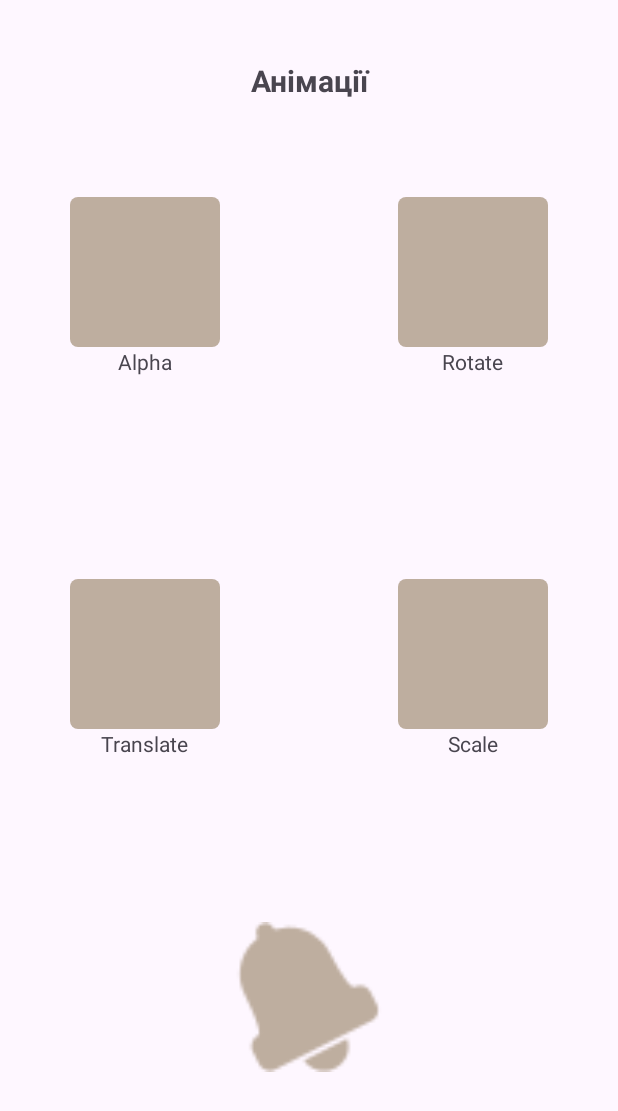
After one commit to AceWhale/Android-Activity, an Android app: the AnimActivity screen opened directly, with no data from a screen before it, on a phone screen of 412 x 824 dp. The commit adds this screen. Shown: the top 1111 px of the screen. Run offline under Robolectric (Android 15) with nearby library versions, the phone set to English and light mode, and no system bars.

Commit message:
Added animtaion

```diff
--- a/app/src/main/AndroidManifest.xml
+++ b/app/src/main/AndroidManifest.xml
@@ -12,6 +12,9 @@
         android:supportsRtl="true"
         android:theme="@style/Theme.Android212"
         tools:targetApi="31">
+        <activity
+            android:name=".AnimActivity"
+            android:exported="false" />
         <activity
             android:name=".GameActivity"
             android:exported="false" />
--- /dev/null
+++ b/app/src/main/java/itstep/learning/android_212/AnimActivity.java
@@ -0,0 +1,66 @@
+package itstep.learning.android_212;
+
+import android.os.Bundle;
+import android.view.View;
+import android.view.animation.Animation;
+import android.view.animation.AnimationUtils;
+
+import androidx.activity.EdgeToEdge;
+import androidx.appcompat.app.AppCompatActivity;
+import androidx.core.graphics.Insets;
+import androidx.core.view.ViewCompat;
+import androidx.core.view.WindowInsetsCompat;
+
+public class AnimActivity extends AppCompatActivity {
+    private Animation alphaAnimation;
+    private Animation rotateAnimation;
+    private Animation scaleAnimation;
+    private Animation translateAnimation;
+    private Animation bellAnimation;
+
+    @Override
+    protected void onCreate(Bundle savedInstanceState) {
+        super.onCreate(savedInstanceState);
+        EdgeToEdge.enable(this);
+        setContentView(R.layout.activity_anim);
+        ViewCompat.setOnApplyWindowInsetsListener(findViewById(R.id.main), (v, insets) -> {
+            Insets systemBars = insets.getInsets(WindowInsetsCompat.Type.systemBars());
+            v.setPadding(systemBars.left, systemBars.top, systemBars.right, systemBars.bottom);
+            return insets;
+        });
+        alphaAnimation = AnimationUtils.loadAnimation(this, R.anim.demo_alpha);
+        rotateAnimation = AnimationUtils.loadAnimation(this, R.anim.demo_rotate);
+        scaleAnimation = AnimationUtils.loadAnimation(this, R.anim.demo_scale);
+        translateAnimation = AnimationUtils.loadAnimation(this, R.anim.demo_translate);
+        bellAnimation = AnimationUtils.loadAnimation(this, R.anim.demo_bell);
+        findViewById(R.id.anim_v_alpha).setOnClickListener(this::onAnimClick);
+        findViewById(R.id.anim_v_rotate).setOnClickListener(this::onRotateClick);
+        findViewById(R.id.anim_v_scale).setOnClickListener(this::onScaleClick);
+        findViewById(R.id.anim_v_translate).setOnClickListener(this::onTranslateClick);
+        findViewById(R.id.anim_iv_bell).setOnClickListener(this::onBellClick);
+    }
+
+    private void onAnimClick(View view){
+        view.startAnimation(alphaAnimation);
+    }
+    private void onRotateClick(View view){
+        view.startAnimation(rotateAnimation);
+    }
+    private void onScaleClick(View view){
+        view.startAnimation(scaleAnimation);
+    }
+    private void onTranslateClick(View view){
+        if(view.getTag() instanceof Animation) {
+            view.clearAnimation();
+            view.setTag(null);
+        }
+        else {
+            view.startAnimation(translateAnimation);
+            view.setTag(translateAnimation);
+        }
+    }
+
+    private void onBellClick(View view){
+        view.startAnimation(bellAnimation);
+    }
+}
--- a/app/src/main/java/itstep/learning/android_212/MainActivity.java
+++ b/app/src/main/java/itstep/learning/android_212/MainActivity.java
@@ -26,6 +26,7 @@ public class MainActivity extends AppCompatActivity {
 
         findViewById( R.id.home_btn_calc ).setOnClickListener( this::onButtonCalc );
         findViewById( R.id.home_btn_game ).setOnClickListener( this::onButtonGame );
+        findViewById( R.id.home_btn_anim ).setOnClickListener( this::onButtonAnim );
     }
 
     private void onButtonCalc( View view ) {
@@ -39,6 +40,11 @@ public class MainActivity extends AppCompatActivity {
                 MainActivity.this, GameActivity.class );
         startActivity( activityIntent );
     }
+    private void onButtonAnim( View view ) {
+        Intent activityIntent = new Intent(
+                MainActivity.this, AnimActivity.class );
+        startActivity( activityIntent );
+    }
 }
 /*
 Д.З. Додати до проєкту текстове поле з числом та дві кнопки "-" та "+".
--- /dev/null
+++ b/app/src/main/res/anim/demo_alpha.xml
@@ -0,0 +1,5 @@
+<?xml version="1.0" encoding="utf-8"?>
+<alpha xmlns:android="http://schemas.android.com/apk/res/android"
+    android:fromAlpha="0.0"
+    android:toAlpha="1.0"
+    android:duration="700"/>
--- /dev/null
+++ b/app/src/main/res/anim/demo_bell.xml
@@ -0,0 +1,10 @@
+<?xml version="1.0" encoding="utf-8"?>
+<rotate xmlns:android="http://schemas.android.com/apk/res/android"
+    android:pivotX="15%"
+    android:pivotY="5%"
+    android:fromDegrees="0.0"
+    android:toDegrees="55.0"
+    android:duration="700"
+    android:repeatMode="reverse"
+    android:repeatCount="3"
+    />
--- /dev/null
+++ b/app/src/main/res/anim/demo_rotate.xml
@@ -0,0 +1,7 @@
+<?xml version="1.0" encoding="utf-8"?>
+<rotate xmlns:android="http://schemas.android.com/apk/res/android"
+    android:fromDegrees="0.0"
+    android:toDegrees="360.0"
+    android:pivotX="50%"
+    android:pivotY="50%"
+    android:duration="700"/>
--- /dev/null
+++ b/app/src/main/res/anim/demo_scale.xml
@@ -0,0 +1,12 @@
+<?xml version="1.0" encoding="utf-8"?>
+<scale xmlns:android="http://schemas.android.com/apk/res/android"
+    android:fromXScale="1.0"
+    android:fromYScale="1.0"
+    android:toXScale="1.5"
+    android:toYScale="1.5"
+    android:pivotX="50%"
+    android:pivotY="50%"
+    android:duration="700"
+    android:repeatMode="reverse"
+    android:repeatCount="3"
+    />
--- /dev/null
+++ b/app/src/main/res/anim/demo_translate.xml
@@ -0,0 +1,8 @@
+<?xml version="1.0" encoding="utf-8"?>
+<translate xmlns:android="http://schemas.android.com/apk/res/android"
+    android:fromXDelta="0"
+    android:toXDelta="100"
+    android:duration="700"
+    android:repeatMode="reverse"
+    android:repeatCount="-1"
+    />
--- /dev/null
+++ b/app/src/main/res/layout/activity_anim.xml
@@ -0,0 +1,141 @@
+<?xml version="1.0" encoding="utf-8"?>
+<androidx.constraintlayout.widget.ConstraintLayout xmlns:android="http://schemas.android.com/apk/res/android"
+    xmlns:app="http://schemas.android.com/apk/res-auto"
+    xmlns:tools="http://schemas.android.com/tools"
+    android:id="@+id/main"
+    android:layout_width="match_parent"
+    android:layout_height="match_parent"
+    android:clipChildren="false"
+    tools:context=".AnimActivity">
+
+    <TextView
+        android:id="@+id/anim_tv_title"
+        android:layout_width="match_parent"
+        android:layout_height="wrap_content"
+        android:gravity="center"
+        android:text="Анімації"
+        android:textSize="20sp"
+        android:textStyle="bold"
+        app:layout_constraintBottom_toBottomOf="parent"
+        app:layout_constraintEnd_toEndOf="parent"
+        app:layout_constraintStart_toStartOf="parent"
+        app:layout_constraintTop_toTopOf="parent"
+        app:layout_constraintVertical_bias="0.05" />
+
+    <LinearLayout
+        android:id="@+id/linearLayout2"
+        android:layout_width="wrap_content"
+        android:layout_height="wrap_content"
+        android:orientation="vertical"
+        app:layout_constraintBottom_toBottomOf="parent"
+        app:layout_constraintEnd_toEndOf="parent"
+        app:layout_constraintHorizontal_bias="0.15"
+        app:layout_constraintStart_toStartOf="parent"
+        app:layout_constraintTop_toBottomOf="@+id/anim_tv_title"
+        app:layout_constraintVertical_bias="0.1">
+
+        <View
+            android:id="@+id/anim_v_alpha"
+            android:layout_width="100dp"
+            android:layout_height="100dp"
+            android:background="@drawable/game_shape"
+            android:backgroundTint="@color/game_tv_tile_bg_0" />
+
+        <TextView
+            android:layout_width="wrap_content"
+            android:layout_height="wrap_content"
+            android:layout_gravity="center"
+            android:text="@string/anim_tv_alpha" />
+    </LinearLayout>
+
+    <LinearLayout
+        android:layout_width="wrap_content"
+        android:layout_height="wrap_content"
+        android:orientation="vertical"
+        app:layout_constraintBottom_toBottomOf="parent"
+        app:layout_constraintEnd_toEndOf="parent"
+        app:layout_constraintHorizontal_bias="0.85"
+        app:layout_constraintStart_toStartOf="parent"
+        app:layout_constraintTop_toBottomOf="@+id/anim_tv_title"
+        app:layout_constraintVertical_bias="0.1">
+
+        <View
+            android:id="@+id/anim_v_rotate"
+            android:layout_width="100dp"
+            android:layout_height="100dp"
+            android:background="@drawable/game_shape"
+            android:backgroundTint="@color/game_tv_tile_bg_0"/>
+
+        <TextView
+
+        android:layout_width="wrap_content"
+        android:layout_height="wrap_content"
+        android:layout_gravity="center"
+        android:text="@string/anim_tv_rotate" />
+    </LinearLayout>
+
+    <LinearLayout
+        android:layout_width="wrap_content"
+        android:layout_height="wrap_content"
+        android:orientation="vertical"
+        app:layout_constraintBottom_toBottomOf="parent"
+        app:layout_constraintEnd_toEndOf="parent"
+        app:layout_constraintHorizontal_bias="0.85"
+        app:layout_constraintStart_toStartOf="parent"
+        app:layout_constraintTop_toBottomOf="@+id/anim_tv_title"
+        app:layout_constraintVertical_bias="0.5">
+
+        <View
+            android:id="@+id/anim_v_scale"
+            android:layout_width="100dp"
+            android:layout_height="100dp"
+            android:background="@drawable/game_shape"
+            android:backgroundTint="@color/game_tv_tile_bg_0"/>
+
+        <TextView
+
+            android:layout_width="wrap_content"
+            android:layout_height="wrap_content"
+            android:layout_gravity="center"
+            android:text="@string/anim_tv_scale" />
+    </LinearLayout>
+
+    <LinearLayout
+        android:id="@+id/linearLayout"
+        android:layout_width="wrap_content"
+        android:layout_height="wrap_content"
+        android:orientation="vertical"
+        app:layout_constraintBottom_toBottomOf="parent"
+        app:layout_constraintEnd_toEndOf="parent"
+        app:layout_constraintHorizontal_bias="0.15"
+        app:layout_constraintStart_toStartOf="parent"
+        app:layout_constraintTop_toBottomOf="@+id/anim_tv_title"
+        app:layout_constraintVertical_bias="0.5">
+
+        <View
+            android:id="@+id/anim_v_translate"
+            android:layout_width="100dp"
+            android:layout_height="100dp"
+            android:background="@drawable/game_shape"
+            android:backgroundTint="@color/game_tv_tile_bg_0" />
+
+        <TextView
+            android:layout_width="wrap_content"
+            android:layout_height="wrap_content"
+            android:layout_gravity="center"
+            android:text="@string/anim_v_translate" />
+
+    </LinearLayout>
+
+    <ImageView
+        android:id="@+id/anim_iv_bell"
+        android:layout_width="100dp"
+        android:layout_height="100dp"
+        android:src="@android:drawable/ic_popup_reminder"
+        app:layout_constraintBottom_toBottomOf="parent"
+        app:layout_constraintEnd_toEndOf="parent"
+        app:layout_constraintStart_toStartOf="parent"
+        app:layout_constraintTop_toBottomOf="@+id/linearLayout"
+        app:tint="@color/game_tv_tile_bg_0" />
+
+</androidx.constraintlayout.widget.ConstraintLayout>
--- a/app/src/main/res/layout/activity_main.xml
+++ b/app/src/main/res/layout/activity_main.xml
@@ -51,5 +51,15 @@
             android:textSize="18sp"
             app:backgroundTint="@null" />
 
+        <Button
+            android:id="@+id/home_btn_anim"
+            android:layout_width="match_parent"
+            android:layout_height="wrap_content"
+            android:layout_marginBottom="40dp"
+            android:text="@string/home_btn_anim"
+            android:background="@color/home_btn_bg"
+            android:textSize="18sp"
+            app:backgroundTint="@null" />
+
     </LinearLayout>
 </androidx.constraintlayout.widget.ConstraintLayout>
--- a/app/src/main/res/values/strings.xml
+++ b/app/src/main/res/values/strings.xml
@@ -3,6 +3,7 @@
     <string name="home_title">Знайомство з Android</string>
     <string name="home_btn_calc">Калькулятор</string>
     <string name="home_btn_game">Жести. Гра.</string>
+    <string name="home_btn_anim">Анімації</string>
 
     <!-- region Калькулятор -->
     <string name="calc_tv_title">Калькулятор</string>
@@ -43,4 +44,11 @@
     <string name="game_tv_info">Join the numbers and get to the 2048 tile!</string>
     <!-- endregion -->
 
+
+    <string name="anim_tv_alpha">Alpha</string>
+    <string name="anim_tv_rotate">Rotate</string>
+    <string name="anim_tv_scale">Scale</string>
+    <string name="anim_v_translate">Translate</string>
+
+
 </resources>
```
